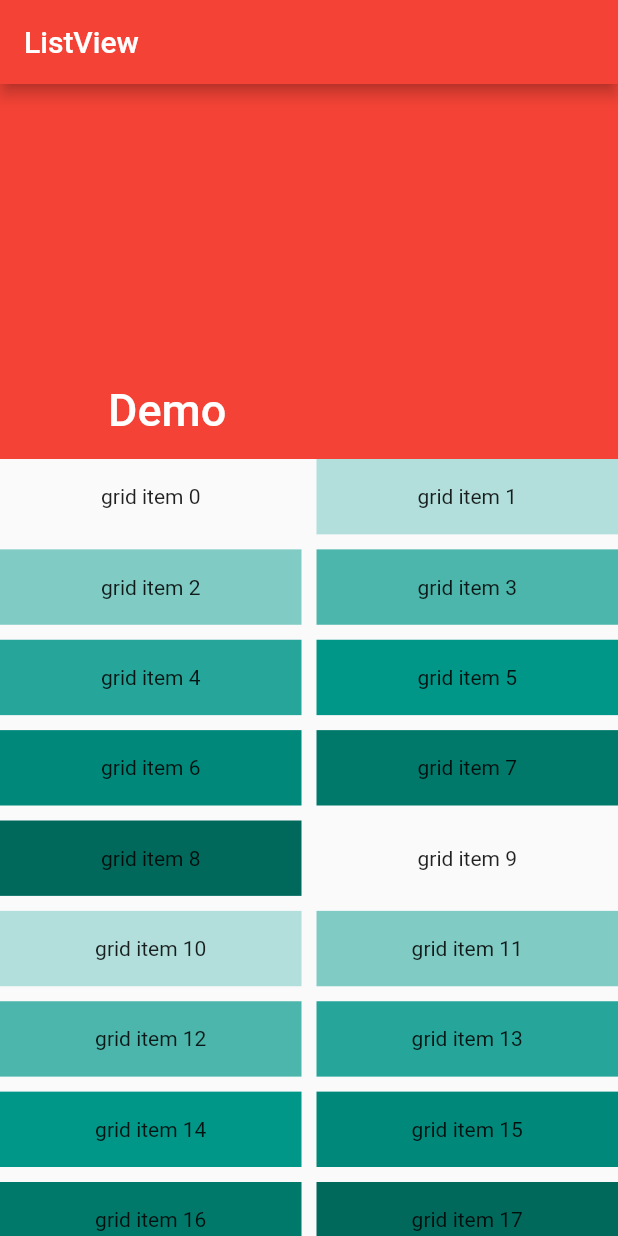
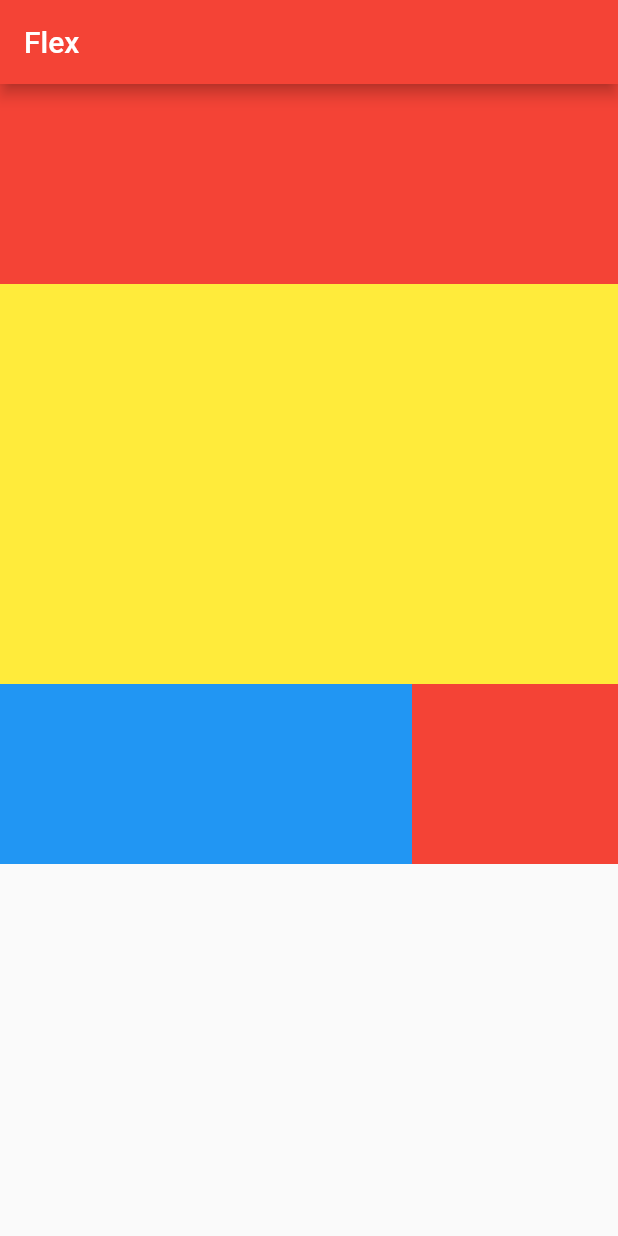
Before and after one commit to qdqdGit/flutter_demo, a Flutter app: the screen it shows after launch, on a phone screen of 412 x 824 dp. Run offline on Flutter 3.47's test engine with Material 2 defaults, Android fonts, the phone set to English and light mode, and no system bars.

Commit message:
flex布局

```diff
--- a/lib/main.dart
+++ b/lib/main.dart
@@ -48,47 +48,52 @@ class _MyHomePageState extends State<MyHomePage> {
   Widget build(BuildContext context) {
     return Scaffold(
       appBar: AppBar(
-        title: Text("ListView"),
+        title: Text("Flex"),
       ),
-      body:CustomScrollView(
-        slivers: <Widget>[
-          const SliverAppBar(
-            pinned: true,
-            expandedHeight: 250.0,
-            flexibleSpace: FlexibleSpaceBar(
-              title: Text('Demo'),
+      body: Column(
+        children: <Widget>[
+          Container(
+            height: 400,
+            child: Flex(
+              direction: Axis.vertical,
+              children: <Widget>[
+                Expanded(
+                  flex: 1,
+                  child: Container(
+                    color: Colors.red,
+                  ),
+                ),
+                Expanded(
+                  flex: 2,
+                  child: Container(
+                    color: Colors.yellow,
+                  ),
+                )
+              ],
             ),
           ),
-          SliverGrid(
-            gridDelegate:SliverGridDelegateWithMaxCrossAxisExtent(
-              maxCrossAxisExtent: 200.0,
-              mainAxisSpacing: 10.0,
-              crossAxisSpacing: 10.0,
-              childAspectRatio: 4.0,
+          Container(
+            height: 120.0,
+            child: new Row(
+              mainAxisAlignment: MainAxisAlignment.spaceBetween,
+              children: <Widget>[
+                Expanded(
+                  flex: 2,
+                  child: Container(
+                    color: Colors.blue,
+                  ),
+                ),
+                Expanded(
+                  flex: 1,
+                  child: Container(
+                    color: Colors.red,
+                  ),
+                )
+              ],
             ),
-            delegate: SliverChildBuilderDelegate(
-                (BuildContext context,int index){
-                  return Container(
-                    alignment: Alignment.center,
-                    color: Colors.teal[100 * (index % 9)],
-                    child: Text('grid item $index'),
-                  );
-                },
-              childCount: 20,
-            ),
-          ),
-          SliverFixedExtentList(
-            itemExtent: 50.0,
-              delegate: SliverChildBuilderDelegate((BuildContext context,int index){
-                return Container(
-                  alignment: Alignment.center,
-                  color: Colors.lightBlue[100*(index%9)],
-                  child: Text('list item $index'),
-                );
-              }),
           )
         ],
-      )
+      ),
     );
   }
 }
```
